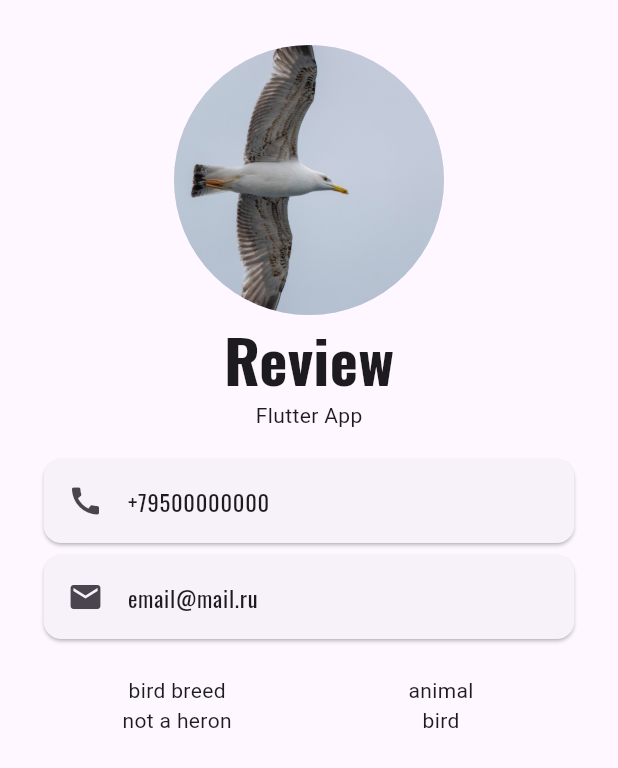
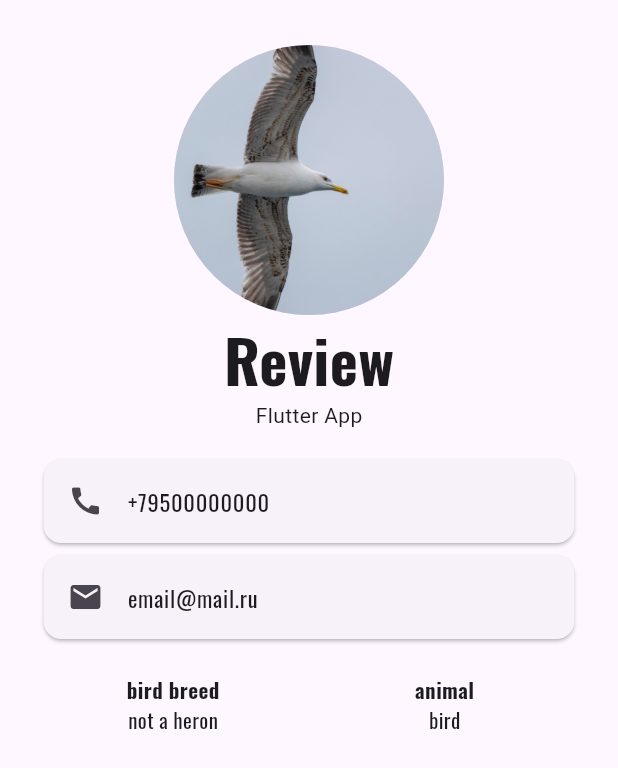
Before and after one commit to Anvar-Yunusov/app_page_flutter, a Flutter app: the screen it shows after launch, on a phone screen of 412 x 824 dp. Shown: the top 768 px of the screen. Run offline on Flutter 3.47's test engine with Material 3 defaults, Android fonts, the phone set to English and light mode, and no system bars.

Commit message:
Редактирование и завершение

```diff
--- a/lib/constants.dart
+++ b/lib/constants.dart
@@ -1,3 +1,7 @@
 import 'package:flutter/cupertino.dart';
 
 const TextStyle kBizTextStyle = TextStyle(fontFamily: "Oswald", fontSize: 15);
+
+const TextStyle kRegularTextStyle = TextStyle(fontFamily: "Oswald");
+
+const TextStyle kRegularBoldTextStyle = TextStyle(fontFamily: "Oswald", fontWeight: FontWeight.w700 );
--- a/lib/main.dart
+++ b/lib/main.dart
@@ -62,36 +62,33 @@
 
               SizedBox(height: 20),
 
-              Row(
+              Padding(
+                padding: EdgeInsets.symmetric(horizontal: 25.0),
+                child: Row(
                   mainAxisAlignment: MainAxisAlignment.spaceBetween,
                   crossAxisAlignment: CrossAxisAlignment.start,
 
                   children: [
                     Expanded(
-                    child: Padding(
-                      padding: EdgeInsets.only(left: 30.0),
                       child: Column(
                         children: [
-                          Text('bird breed'),
-                          Text('not a heron')
+                          Text('bird breed', textAlign: TextAlign.center, style: kRegularBoldTextStyle,),
+                          Text('not a heron', textAlign: TextAlign.center, style: kRegularTextStyle,)
                         ],
 
                                       ),
                     ),
-                  ),
 
                     Expanded(
-                    child: Padding(
-                      padding: EdgeInsets.only(right: 30.0),
                       child: Column(
                         children: [
-                          Text('animal'),
-                          Text('bird')
+                          Text('animal', textAlign: TextAlign.center, style: kRegularBoldTextStyle,),
+                          Text('bird', textAlign: TextAlign.center, style: kRegularTextStyle,)
                         ],
                       ),
                     ),
+                ],
                 ),
-              ],
               )
 
             ],
```
Lines whose indentation alone changed are shown as unchanged.
